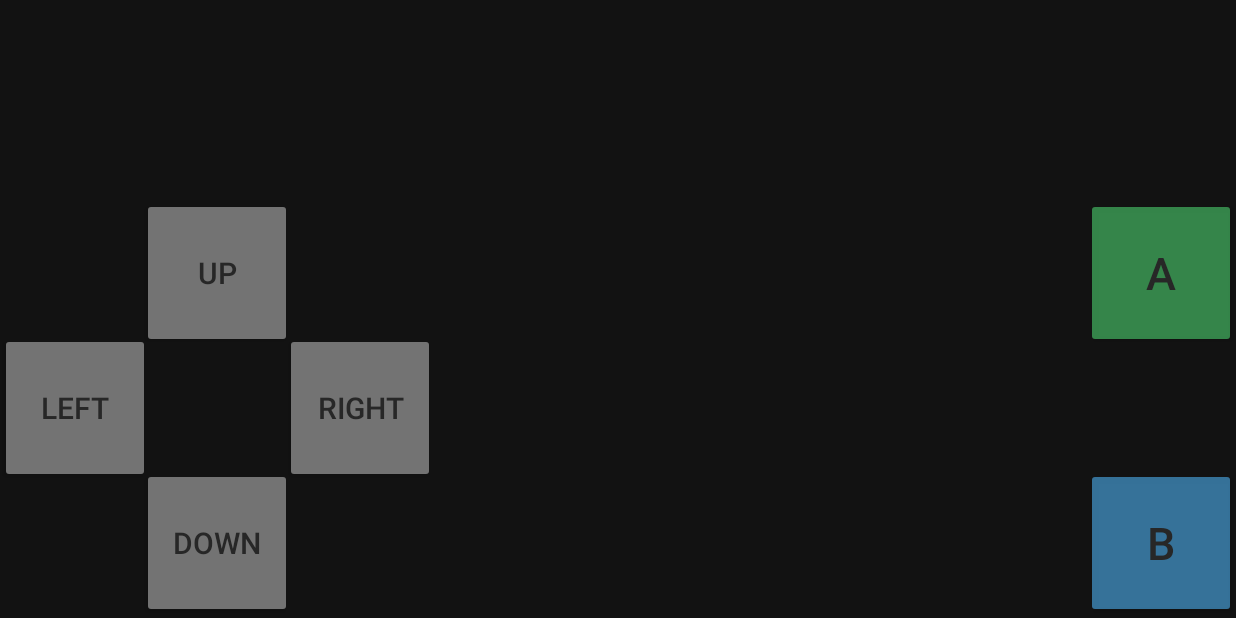
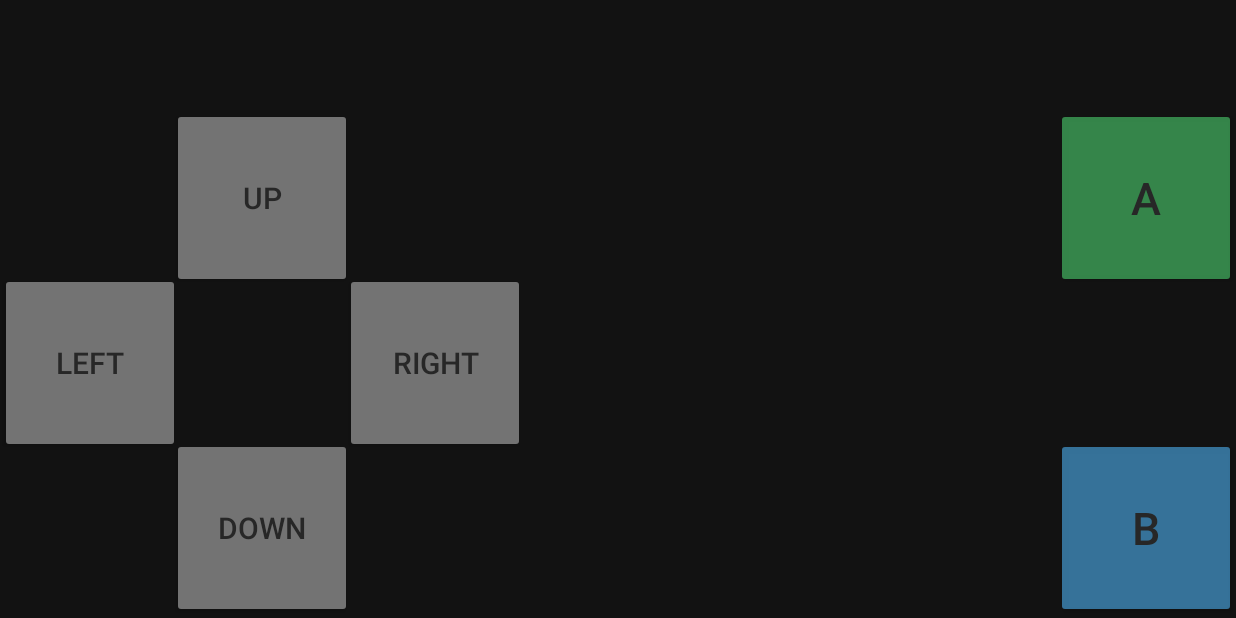
Before and after one commit to d-gaspar/LocalClient, an Android app: the GameController screen opened directly, with no data from a screen before it, on a phone screen of 824 x 412 dp (held sideways). Run offline under Robolectric (Android 15) with nearby library versions, the phone set to English and light mode, and no system bars.

Commit message:
resize gameController buttons

```diff
--- a/app/src/main/res/layout/activity_game_controller.xml
+++ b/app/src/main/res/layout/activity_game_controller.xml
@@ -12,16 +12,16 @@
     >
 
         <RelativeLayout
-            android:layout_width="290dp"
-            android:layout_height="280dp"
+            android:layout_width="350dp"
+            android:layout_height="340dp"
             android:layout_alignParentBottom="true"
             android:layout_alignParentLeft="true"
         >
 
             <Button
                 android:id="@+id/left"
-                android:layout_width="100dp"
-                android:layout_height="100dp"
+                android:layout_width="120dp"
+                android:layout_height="120dp"
                 android:text="LEFT"
                 android:textSize="20dp"
                 android:layout_centerVertical="true"
@@ -32,8 +32,8 @@
 
             <Button
                 android:id="@+id/up"
-                android:layout_width="100dp"
-                android:layout_height="100dp"
+                android:layout_width="120dp"
+                android:layout_height="120dp"
                 android:text="UP"
                 android:textSize="20dp"
                 android:layout_alignParentTop="true"
@@ -44,8 +44,8 @@
 
             <Button
                 android:id="@+id/right"
-                android:layout_width="100dp"
-                android:layout_height="100dp"
+                android:layout_width="120dp"
+                android:layout_height="120dp"
                 android:text="RIGHT"
                 android:textSize="20dp"
                 android:layout_centerVertical="true"
@@ -56,8 +56,8 @@
 
             <Button
                 android:id="@+id/down"
-                android:layout_width="100dp"
-                android:layout_height="100dp"
+                android:layout_width="120dp"
+                android:layout_height="120dp"
                 android:text="DOWN"
                 android:textSize="20dp"
                 android:layout_alignParentBottom="true"
@@ -77,15 +77,15 @@
 
         <RelativeLayout
             android:layout_width="290dp"
-            android:layout_height="280dp"
+            android:layout_height="340dp"
             android:layout_alignParentBottom="true"
             android:layout_alignParentRight="true"
         >
 
             <Button
                 android:id="@+id/a"
-                android:layout_width="100dp"
-                android:layout_height="100dp"
+                android:layout_width="120dp"
+                android:layout_height="120dp"
                 android:text="A"
                 android:textSize="30dp"
                 android:layout_alignParentTop="true"
@@ -96,8 +96,8 @@
 
             <Button
                 android:id="@+id/b"
-                android:layout_width="100dp"
-                android:layout_height="100dp"
+                android:layout_width="120dp"
+                android:layout_height="120dp"
                 android:text="B"
                 android:textSize="30dp"
                 android:layout_alignParentBottom="true"
```
